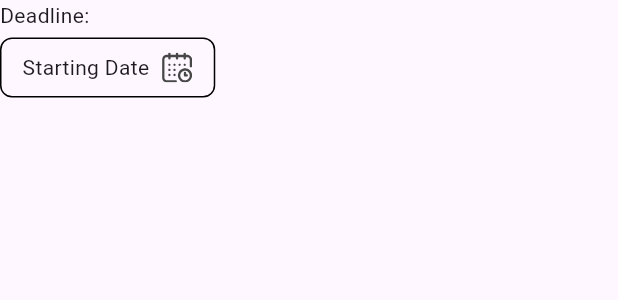
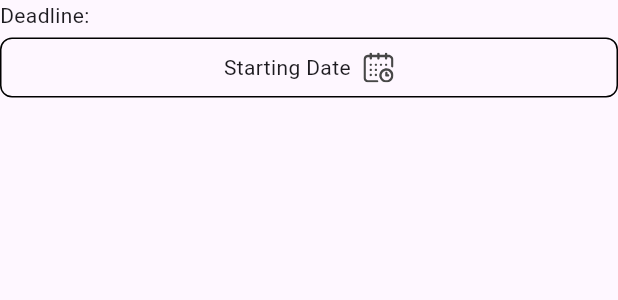
Before and after one commit to yousefmohamed35/innova_task, a Flutter app: the CalendarWidget widget shown alone on an empty page, opened directly, on a phone screen of 412 x 824 dp. Shown: the top 300 px of the screen. Run offline on Flutter 3.47's test engine with Material 3 defaults, Android fonts, the phone set to English and light mode, and no system bars; our stand-ins replace flutter_screenutil, flutter_svg.

Commit message:
create date filter widget

```diff
--- a/lib/core/widgets/calendar_widget.dart
+++ b/lib/core/widgets/calendar_widget.dart
@@ -14,6 +14,7 @@
   Widget build(BuildContext context) {
     return Column(
       crossAxisAlignment: CrossAxisAlignment.start,
+      mainAxisSize: MainAxisSize.min,
       children: [
         Text(title),
         SizedBox(
@@ -21,7 +22,7 @@
         ),
         Container(
           height: 40,
-          width: 143.5,
+          padding: EdgeInsets.all(8),
           decoration: BoxDecoration(
             borderRadius: BorderRadius.circular(8),
             border: Border.all(color: Colors.black),
```
Also changed, not shown: lib/features/dashboard/presentation/view/widget/date_filter_widget.dart (added, +38 -0 lines), lib/features/dashboard/presentation/view/widget/filter_expansion_widget.dart (+3 -23 lines).
